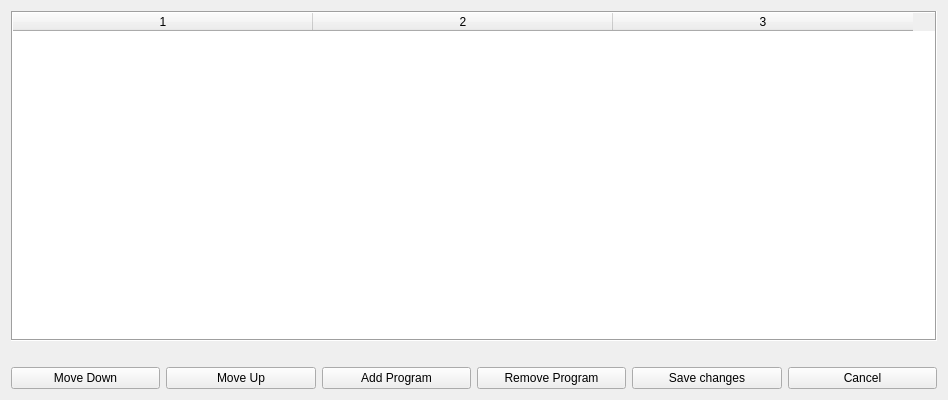
The window that Dialogs/appdlg.ui (towhee/Winnow64) describes before a commit, drawn with Qt 5.
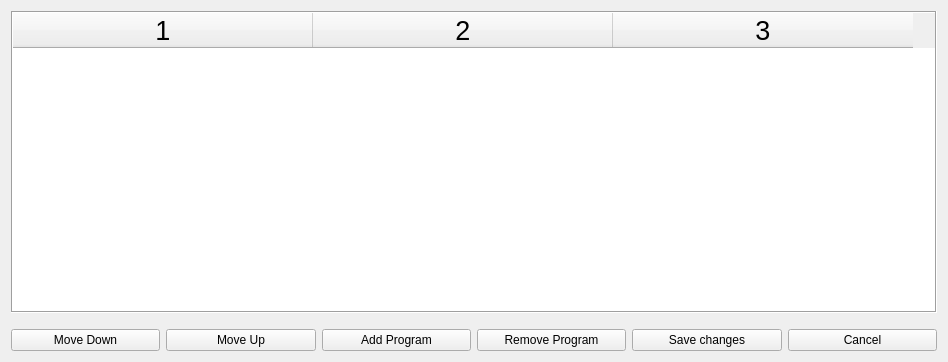
The same window after the commit.

Commit message:
Scale fonts 2
About and AppDlg

```diff
--- a/Dialogs/appdlg.ui
+++ b/Dialogs/appdlg.ui
@@ -7,9 +7,15 @@
     <x>0</x>
     <y>0</y>
     <width>948</width>
-    <height>400</height>
+    <height>362</height>
    </rect>
   </property>
+  <property name="sizePolicy">
+   <sizepolicy hsizetype="Maximum" vsizetype="MinimumExpanding">
+    <horstretch>0</horstretch>
+    <verstretch>0</verstretch>
+   </sizepolicy>
+  </property>
   <property name="windowTitle">
    <string>External Program List</string>
   </property>
@@ -18,6 +24,17 @@
     <layout class="QHBoxLayout" name="horizontalLayout">
      <item>
       <widget class="QTableWidget" name="appsTable">
+       <property name="sizePolicy">
+        <sizepolicy hsizetype="Expanding" vsizetype="Preferred">
+         <horstretch>0</horstretch>
+         <verstretch>0</verstretch>
+        </sizepolicy>
+       </property>
+       <property name="font">
+        <font>
+         <pointsize>20</pointsize>
+        </font>
+       </property>
        <property name="toolTip">
         <string>&lt;html&gt;&lt;head/&gt;&lt;body&gt;&lt;p&gt;Select a row before moving or deleting.  Double click in the name field to edit the app name.&lt;/p&gt;&lt;/body&gt;&lt;/html&gt;</string>
        </property>
@@ -58,12 +75,15 @@
    <item>
     <spacer name="horizontalSpacer">
      <property name="orientation">
-      <enum>Qt::Horizontal</enum>
+      <enum>Qt::Vertical</enum>
+     </property>
+     <property name="sizeType">
+      <enum>QSizePolicy::Fixed</enum>
      </property>
      <property name="sizeHint" stdset="0">
       <size>
-       <width>40</width>
-       <height>20</height>
+       <width>10</width>
+       <height>10</height>
       </size>
      </property>
     </spacer>
```
Left out of the diff: 6 changed lines with no effect on the pictures. The commit also changes 8 other files.
